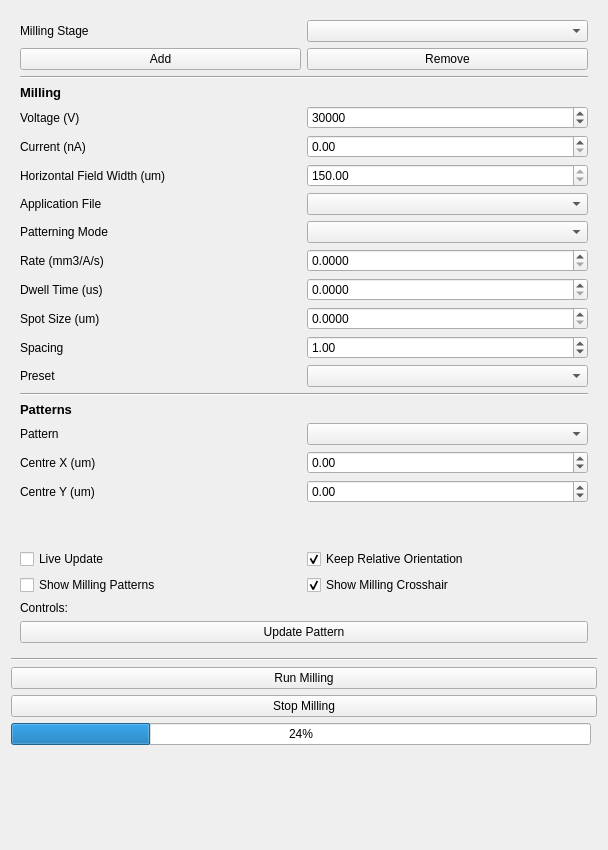
Above: fibsem/ui/qtdesigner_files/FibsemMillingWidget.ui from DeMarcoLab/fibsem before the change. Below: the same form after it.
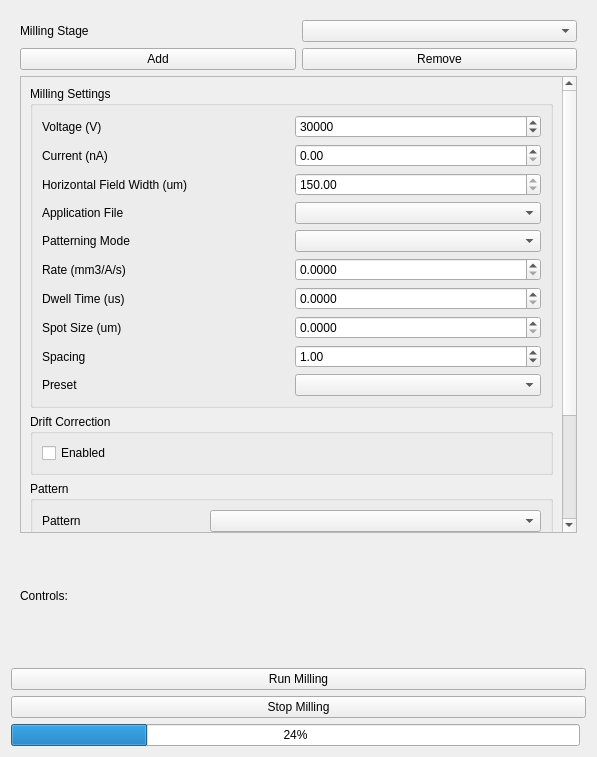
That is the form after the change.

Commit message: [refactor] milling widget working with changes

The edit to the form file:
```diff
--- a/fibsem/ui/qtdesigner_files/FibsemMillingWidget.ui
+++ b/fibsem/ui/qtdesigner_files/FibsemMillingWidget.ui
@@ -6,45 +6,14 @@
    <rect>
     <x>0</x>
     <y>0</y>
-    <width>608</width>
-    <height>850</height>
+    <width>597</width>
+    <height>757</height>
    </rect>
   </property>
   <property name="windowTitle">
    <string>Form</string>
   </property>
   <layout class="QGridLayout" name="gridLayout">
-   <item row="29" column="0" colspan="2">
-    <widget class="QLabel" name="label_info">
-     <property name="text">
-      <string/>
-     </property>
-     <property name="wordWrap">
-      <bool>true</bool>
-     </property>
-    </widget>
-   </item>
-   <item row="18" column="0" colspan="2">
-    <widget class="Line" name="line">
-     <property name="orientation">
-      <enum>Qt::Horizontal</enum>
-     </property>
-    </widget>
-   </item>
-   <item row="28" column="0">
-    <widget class="QProgressBar" name="progressBar_milling">
-     <property name="value">
-      <number>24</number>
-     </property>
-    </widget>
-   </item>
-   <item row="26" column="0" colspan="2">
-    <widget class="QPushButton" name="pushButton_run_milling">
-     <property name="text">
-      <string>Run Milling</string>
-     </property>
-    </widget>
-   </item>
    <item row="16" column="0" colspan="2">
     <widget class="QFrame" name="frame">
      <property name="minimumSize">
@@ -54,54 +23,17 @@
       </size>
      </property>
      <layout class="QGridLayout" name="gridLayout_4">
-      <item row="8" column="0">
-       <widget class="QLabel" name="label_hfw">
+      <item row="24" column="0" colspan="2">
+       <widget class="QLabel" name="label_milling_instructions">
         <property name="text">
-         <string>Horizontal Field Width (um)</string>
+         <string>Controls:</string>
         </property>
        </widget>
       </item>
-      <item row="28" column="0">
-       <widget class="QCheckBox" name="checkBox_live_update">
+      <item row="3" column="0">
+       <widget class="QPushButton" name="pushButton_add_milling_stage">
         <property name="text">
-         <string>Live Update</string>
-        </property>
-       </widget>
-      </item>
-      <item row="14" column="1">
-       <widget class="QDoubleSpinBox" name="doubleSpinBox_spacing">
-        <property name="value">
-         <double>1.000000000000000</double>
-        </property>
-       </widget>
-      </item>
-      <item row="5" column="0" colspan="2">
-       <widget class="QLabel" name="label_milling_header">
-        <property name="font">
-         <font>
-          <pointsize>10</pointsize>
-          <weight>75</weight>
-          <bold>true</bold>
-         </font>
-        </property>
-        <property name="text">
-         <string>Milling</string>
-        </property>
-       </widget>
-      </item>
-      <item row="7" column="1">
-       <widget class="QDoubleSpinBox" name="doubleSpinBox_milling_current"/>
-      </item>
-      <item row="22" column="1">
-       <widget class="QDoubleSpinBox" name="doubleSpinBox_centre_x">
-        <property name="minimum">
-         <double>-9999999999999999583119736832.000000000000000</double>
-        </property>
-        <property name="maximum">
-         <double>1000000000000000000.000000000000000</double>
-        </property>
-        <property name="singleStep">
-         <double>0.100000000000000</double>
+         <string>Add</string>
         </property>
        </widget>
       </item>
@@ -112,42 +44,59 @@
         </property>
        </widget>
       </item>
-      <item row="12" column="0">
-       <widget class="QLabel" name="label_dwell_time">
-        <property name="text">
-         <string>Dwell Time (us)</string>
+      <item row="4" column="0" rowspan="4" colspan="2">
+       <widget class="QScrollArea" name="scrollArea">
+        <property name="widgetResizable">
+         <bool>true</bool>
         </property>
-       </widget>
-      </item>
-      <item row="20" column="0">
-       <widget class="QLabel" name="label_pattern_set">
-        <property name="text">
-         <string>Pattern</string>
-        </property>
-       </widget>
-      </item>
-      <item row="18" column="0" colspan="2">
-       <widget class="QLabel" name="label_patterns_header">
-        <property name="font">
-         <font>
-          <pointsize>10</pointsize>
-          <weight>75</weight>
-          <bold>true</bold>
-         </font>
-        </property>
-        <property name="text">
-         <string>Patterns</string>
+        <widget class="QWidget" name="scrollAreaWidgetContents">
+         <property name="geometry">
+          <rect>
+           <x>0</x>
+           <y>-217</y>
+           <width>545</width>
+           <height>663</height>
+          </rect>
+         </property>
+         <layout class="QGridLayout" name="gridLayout_2">
+          <item row="0" column="0">
+           <widget class="QGroupBox" name="groupBox_milling_settings">
+            <property name="title">
+             <string>Milling Settings</string>
+            </property>
+            <layout class="QGridLayout" name="gridLayout_3">
+             <item row="8" column="1">
+              <widget class="QDoubleSpinBox" name="doubleSpinBox_spacing">
+               <property name="value">
+                <double>1.000000000000000</double>
         </property>
        </widget>
       </item>
-      <item row="15" column="0">
+             <item row="9" column="0">
        <widget class="QLabel" name="label_preset">
         <property name="text">
          <string>Preset</string>
         </property>
        </widget>
       </item>
-      <item row="11" column="1">
+             <item row="3" column="1">
+              <widget class="QComboBox" name="comboBox_application_file"/>
+             </item>
+             <item row="3" column="0">
+              <widget class="QLabel" name="label_application_file">
+               <property name="text">
+                <string>Application File</string>
+               </property>
+              </widget>
+             </item>
+             <item row="5" column="0">
+              <widget class="QLabel" name="label_rate">
+               <property name="text">
+                <string>Rate (mm3/A/s)</string>
+               </property>
+              </widget>
+             </item>
+             <item row="5" column="1">
        <widget class="QDoubleSpinBox" name="doubleSpinBox_rate">
         <property name="decimals">
          <number>4</number>
@@ -166,37 +115,17 @@
         </property>
        </widget>
       </item>
-      <item row="3" column="0">
-       <widget class="QPushButton" name="pushButton_add_milling_stage">
-        <property name="text">
-         <string>Add</string>
-        </property>
-       </widget>
-      </item>
-      <item row="20" column="1">
-       <widget class="QComboBox" name="comboBox_patterns"/>
-      </item>
-      <item row="15" column="1">
-       <widget class="QComboBox" name="comboBox_preset"/>
-      </item>
-      <item row="30" column="0" colspan="2">
-       <widget class="QLabel" name="label_milling_instructions">
+             <item row="4" column="1">
+              <widget class="QComboBox" name="comboBox_patterning_mode"/>
+             </item>
+             <item row="0" column="0">
+              <widget class="QLabel" name="label_voltage">
         <property name="text">
-         <string>Controls:</string>
+                <string>Voltage (V)</string>
         </property>
        </widget>
       </item>
-      <item row="28" column="1">
-       <widget class="QCheckBox" name="checkBox_relative_move">
-        <property name="text">
-         <string>Keep Relative Orientation</string>
-        </property>
-        <property name="checked">
-         <bool>true</bool>
-        </property>
-       </widget>
-      </item>
-      <item row="8" column="1">
+             <item row="2" column="1">
        <widget class="QDoubleSpinBox" name="doubleSpinBox_hfw">
         <property name="enabled">
          <bool>true</bool>
@@ -215,115 +144,57 @@
         </property>
        </widget>
       </item>
-      <item row="22" column="0">
-       <widget class="QLabel" name="label_centre_x">
-        <property name="text">
-         <string>Centre X (um)</string>
-        </property>
-       </widget>
-      </item>
-      <item row="17" column="0" colspan="2">
-       <widget class="Line" name="line_2">
-        <property name="orientation">
-         <enum>Qt::Horizontal</enum>
-        </property>
-       </widget>
-      </item>
-      <item row="23" column="1">
-       <widget class="QDoubleSpinBox" name="doubleSpinBox_centre_y">
-        <property name="minimum">
-         <double>-10000000000000000.000000000000000</double>
-        </property>
-        <property name="maximum">
-         <double>99999999999999991611392.000000000000000</double>
-        </property>
-        <property name="singleStep">
-         <double>0.100000000000000</double>
-        </property>
-       </widget>
-      </item>
-      <item row="12" column="1">
-       <widget class="QDoubleSpinBox" name="doubleSpinBox_dwell_time">
-        <property name="decimals">
-         <number>4</number>
-        </property>
-        <property name="minimum">
-         <double>0.000000000000000</double>
-        </property>
-        <property name="maximum">
-         <double>4000000.000000000000000</double>
-        </property>
-        <property name="singleStep">
-         <double>0.010000000000000</double>
-        </property>
-        <property name="value">
-         <double>0.000000000000000</double>
-        </property>
-       </widget>
-      </item>
-      <item row="14" column="0">
-       <widget class="QLabel" name="label_spacing">
-        <property name="text">
-         <string>Spacing</string>
-        </property>
-       </widget>
-      </item>
-      <item row="3" column="1">
-       <widget class="QPushButton" name="pushButton_remove_milling_stage">
-        <property name="text">
-         <string>Remove</string>
-        </property>
-       </widget>
-      </item>
-      <item row="29" column="1">
-       <widget class="QCheckBox" name="checkBox_show_milling_crosshair">
-        <property name="text">
-         <string>Show Milling Crosshair</string>
-        </property>
-        <property name="checked">
-         <bool>true</bool>
-        </property>
-       </widget>
-      </item>
-      <item row="9" column="0">
-       <widget class="QLabel" name="label_application_file">
-        <property name="text">
-         <string>Application File</string>
-        </property>
-       </widget>
-      </item>
-      <item row="13" column="0">
-       <widget class="QLabel" name="label_spot_size">
-        <property name="text">
-         <string>Spot Size (um)</string>
-        </property>
-       </widget>
-      </item>
-      <item row="23" column="0">
-       <widget class="QLabel" name="label_centre_y">
-        <property name="text">
-         <string>Centre Y (um)</string>
-        </property>
-       </widget>
-      </item>
-      <item row="25" column="0" rowspan="2" colspan="2">
-       <layout class="QGridLayout" name="gridLayout_patterns"/>
-      </item>
-      <item row="11" column="0">
-       <widget class="QLabel" name="label_rate">
-        <property name="text">
-         <string>Rate (mm3/A/s)</string>
-        </property>
-       </widget>
-      </item>
-      <item row="7" column="0">
+             <item row="9" column="1">
+              <widget class="QComboBox" name="comboBox_preset"/>
+             </item>
+             <item row="1" column="0">
        <widget class="QLabel" name="label_milling_current">
         <property name="text">
          <string>Current (nA)</string>
         </property>
        </widget>
       </item>
-      <item row="6" column="1">
+             <item row="2" column="0">
+              <widget class="QLabel" name="label_hfw">
+               <property name="text">
+                <string>Horizontal Field Width (um)</string>
+               </property>
+              </widget>
+             </item>
+             <item row="4" column="0">
+              <widget class="QLabel" name="label_patterning_mode">
+               <property name="text">
+                <string>Patterning Mode</string>
+               </property>
+              </widget>
+             </item>
+             <item row="7" column="1">
+              <widget class="QDoubleSpinBox" name="doubleSpinBox_spot_size">
+               <property name="decimals">
+                <number>4</number>
+               </property>
+               <property name="minimum">
+                <double>0.000000000000000</double>
+               </property>
+               <property name="maximum">
+                <double>100000.000000000000000</double>
+               </property>
+               <property name="singleStep">
+                <double>0.010000000000000</double>
+               </property>
+               <property name="value">
+                <double>0.000000000000000</double>
+               </property>
+              </widget>
+             </item>
+             <item row="7" column="0">
+              <widget class="QLabel" name="label_spot_size">
+               <property name="text">
+                <string>Spot Size (um)</string>
+               </property>
+              </widget>
+             </item>
+             <item row="0" column="1">
        <widget class="QSpinBox" name="spinBox_voltage">
         <property name="maximum">
          <number>1000000</number>
@@ -333,25 +204,8 @@
         </property>
        </widget>
       </item>
-      <item row="31" column="0" colspan="2">
-       <widget class="QPushButton" name="pushButton_update_pattern">
-        <property name="text">
-         <string>Update Pattern</string>
-        </property>
-       </widget>
-      </item>
-      <item row="4" column="0" colspan="2">
-       <widget class="Line" name="line_3">
-        <property name="orientation">
-         <enum>Qt::Horizontal</enum>
-        </property>
-       </widget>
-      </item>
-      <item row="2" column="1">
-       <widget class="QComboBox" name="comboBox_milling_stage"/>
-      </item>
-      <item row="13" column="1">
-       <widget class="QDoubleSpinBox" name="doubleSpinBox_spot_size">
+             <item row="6" column="1">
+              <widget class="QDoubleSpinBox" name="doubleSpinBox_dwell_time">
         <property name="decimals">
          <number>4</number>
         </property>
@@ -359,7 +213,7 @@
          <double>0.000000000000000</double>
         </property>
         <property name="maximum">
-         <double>100000.000000000000000</double>
+                <double>4000000.000000000000000</double>
         </property>
         <property name="singleStep">
          <double>0.010000000000000</double>
@@ -370,68 +224,170 @@
        </widget>
       </item>
       <item row="6" column="0">
-       <widget class="QLabel" name="label_voltage">
+              <widget class="QLabel" name="label_dwell_time">
         <property name="text">
-         <string>Voltage (V)</string>
+                <string>Dwell Time (us)</string>
         </property>
        </widget>
       </item>
-      <item row="9" column="1">
-       <widget class="QComboBox" name="comboBox_application_file"/>
-      </item>
-      <item row="27" column="0" colspan="2">
-       <spacer name="verticalSpacer_2">
-        <property name="orientation">
-         <enum>Qt::Vertical</enum>
-        </property>
-        <property name="sizeHint" stdset="0">
-         <size>
-          <width>20</width>
-          <height>40</height>
-         </size>
-        </property>
-       </spacer>
-      </item>
-      <item row="10" column="0">
-       <widget class="QLabel" name="label_patterning_mode">
+             <item row="8" column="0">
+              <widget class="QLabel" name="label_spacing">
+               <property name="text">
+                <string>Spacing</string>
+               </property>
+              </widget>
+             </item>
+             <item row="1" column="1">
+              <widget class="QDoubleSpinBox" name="doubleSpinBox_milling_current"/>
+             </item>
+            </layout>
+           </widget>
+          </item>
+          <item row="2" column="0">
+           <widget class="QGroupBox" name="groupBox_patterns">
+            <property name="title">
+             <string>Pattern</string>
+            </property>
+            <layout class="QGridLayout" name="gridLayout_5">
+             <item row="1" column="1">
+              <widget class="QDoubleSpinBox" name="doubleSpinBox_centre_x">
+               <property name="minimum">
+                <double>-9999999999999999583119736832.000000000000000</double>
+               </property>
+               <property name="maximum">
+                <double>1000000000000000000.000000000000000</double>
+               </property>
+               <property name="singleStep">
+                <double>0.100000000000000</double>
+               </property>
+              </widget>
+             </item>
+             <item row="0" column="0">
+              <widget class="QLabel" name="label_pattern_set">
         <property name="text">
-         <string>Patterning Mode</string>
+                <string>Pattern</string>
         </property>
        </widget>
       </item>
-      <item row="10" column="1">
-       <widget class="QComboBox" name="comboBox_patterning_mode"/>
-      </item>
-      <item row="29" column="0">
+             <item row="1" column="2">
+              <widget class="QDoubleSpinBox" name="doubleSpinBox_centre_y">
+               <property name="minimum">
+                <double>-10000000000000000.000000000000000</double>
+               </property>
+               <property name="maximum">
+                <double>99999999999999991611392.000000000000000</double>
+               </property>
+               <property name="singleStep">
+                <double>0.100000000000000</double>
+               </property>
+              </widget>
+             </item>
+             <item row="1" column="0">
+              <widget class="QLabel" name="label_centre_x">
+               <property name="text">
+                <string>Centre (um)</string>
+               </property>
+              </widget>
+             </item>
+             <item row="0" column="1" colspan="2">
+              <widget class="QComboBox" name="comboBox_patterns"/>
+             </item>
+             <item row="2" column="0" colspan="3">
+              <layout class="QGridLayout" name="gridLayout_patterns"/>
+             </item>
+            </layout>
+           </widget>
+          </item>
+          <item row="3" column="0">
+           <widget class="QGroupBox" name="groupBox_options">
+            <property name="title">
+             <string>Options</string>
+            </property>
+            <layout class="QGridLayout" name="gridLayout_6">
+             <item row="1" column="0">
        <widget class="QCheckBox" name="checkBox_show_milling_patterns">
         <property name="text">
          <string>Show Milling Patterns</string>
         </property>
        </widget>
       </item>
+             <item row="0" column="0">
+              <widget class="QCheckBox" name="checkBox_relative_move">
+               <property name="text">
+                <string>Keep Relative Orientation</string>
+               </property>
+               <property name="checked">
+                <bool>true</bool>
+               </property>
+              </widget>
+             </item>
+             <item row="1" column="1">
+              <widget class="QCheckBox" name="checkBox_show_milling_crosshair">
+               <property name="text">
+                <string>Show Milling Crosshair</string>
+               </property>
+               <property name="checked">
+                <bool>true</bool>
+               </property>
+              </widget>
+             </item>
      </layout>
     </widget>
    </item>
-   <item row="30" column="0" colspan="2">
-    <spacer name="verticalSpacer">
-     <property name="orientation">
-      <enum>Qt::Vertical</enum>
-     </property>
-     <property name="sizeHint" stdset="0">
-      <size>
-       <width>20</width>
-       <height>40</height>
-      </size>
-     </property>
-    </spacer>
-   </item>
-   <item row="27" column="0" colspan="2">
+          <item row="1" column="0">
+           <widget class="QGroupBox" name="groupBox_drift_correction">
+            <property name="title">
+             <string>Drift Correction</string>
+            </property>
+            <layout class="QGridLayout" name="gridLayout_7">
+             <item row="0" column="0">
+              <widget class="QCheckBox" name="checkBox_drift_correction_enabled">
+               <property name="text">
+                <string>Enabled</string>
+               </property>
+              </widget>
+             </item>
+            </layout>
+           </widget>
+          </item>
+         </layout>
+        </widget>
+       </widget>
+      </item>
+      <item row="3" column="1">
+       <widget class="QPushButton" name="pushButton_remove_milling_stage">
+        <property name="text">
+         <string>Remove</string>
+        </property>
+       </widget>
+      </item>
+      <item row="2" column="1">
+       <widget class="QComboBox" name="comboBox_milling_stage"/>
+      </item>
+     </layout>
+    </widget>
+   </item>
+   <item row="26" column="0" colspan="2">
     <widget class="QPushButton" name="pushButton_stop_milling">
      <property name="text">
       <string>Stop Milling</string>
      </property>
     </widget>
    </item>
+   <item row="27" column="0">
+    <widget class="QProgressBar" name="progressBar_milling">
+     <property name="value">
+      <number>24</number>
+     </property>
+    </widget>
+   </item>
+   <item row="25" column="0" colspan="2">
+    <widget class="QPushButton" name="pushButton_run_milling">
+     <property name="text">
+      <string>Run Milling</string>
+     </property>
+    </widget>
+   </item>
   </layout>
  </widget>
  <tabstops>
```
Left out of the diff: 12 changed lines with no effect on the pictures. Lines whose indentation alone changed are shown as unchanged. The commit also changes 12 other files.
